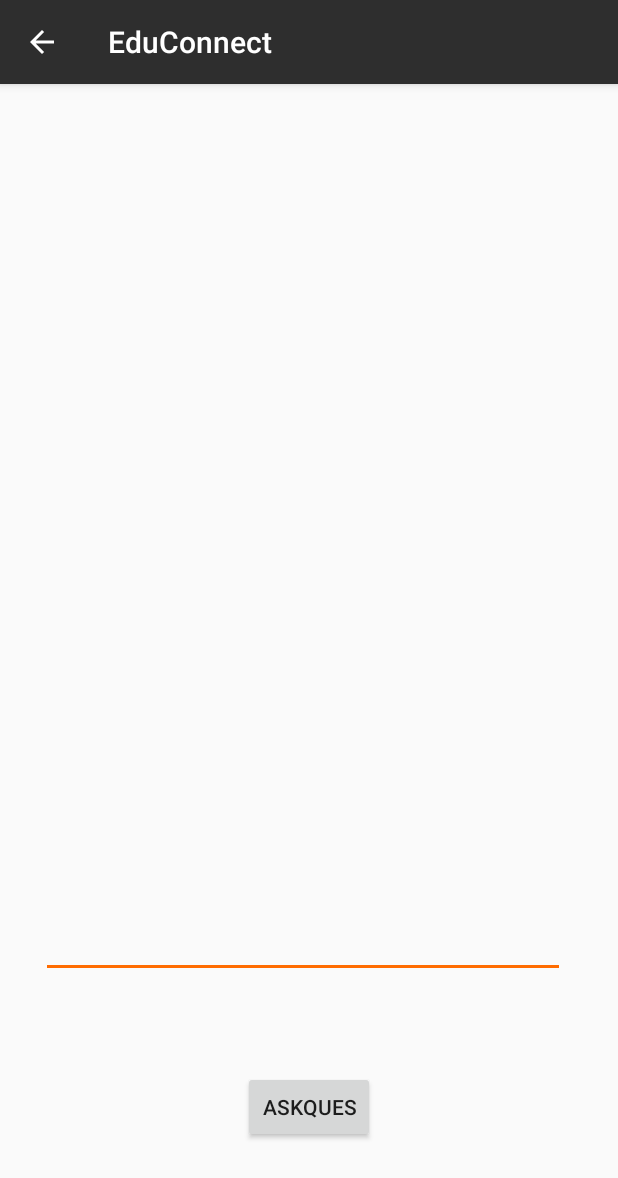
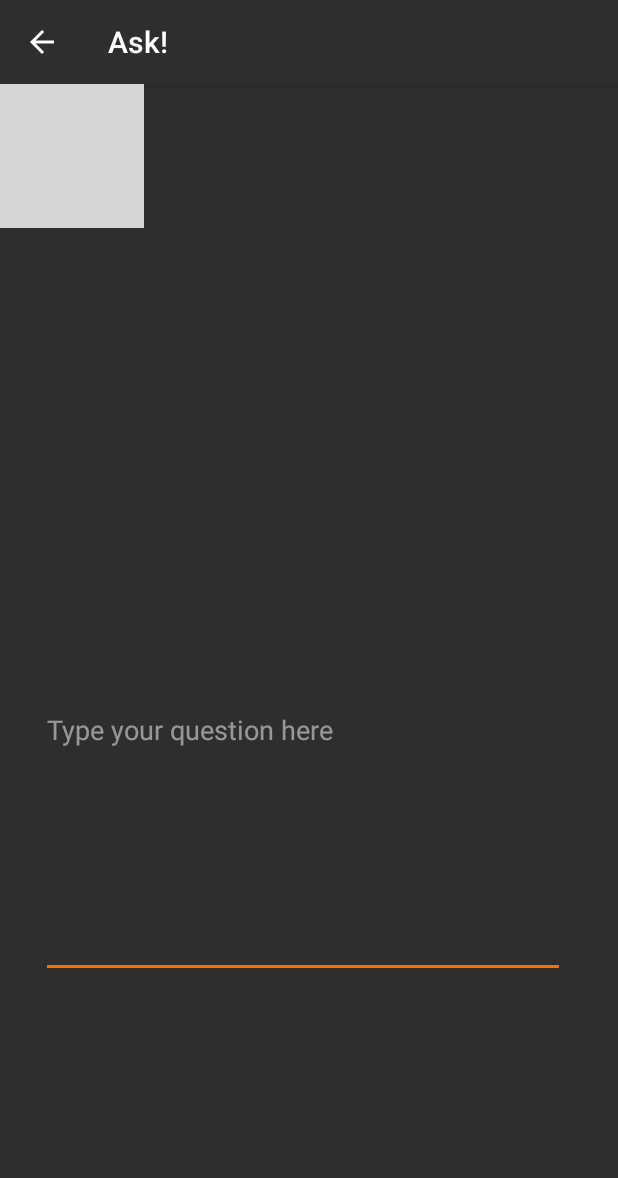
Before and after one commit to shadxx7/College_Rhino, an Android app: the AddQues screen opened directly, with no data from a screen before it, on a phone screen of 412 x 824 dp. Shown: the top 1178 px of the screen. Run offline under Robolectric (Android 15) with nearby library versions, the phone set to English and light mode, and no system bars; our stand-ins replace Firebase (no records; nobody signed in at launch, a user with empty details on screens opened directly); grey boxes are pictures that could not be loaded.

Commit message:
UI Changes

```diff
--- a/MyApplication/app/src/main/java/com/example/android/educonnect/AddQues.java
+++ b/MyApplication/app/src/main/java/com/example/android/educonnect/AddQues.java
@@ -6,6 +6,7 @@ import android.os.Bundle;
 import android.view.View;
 import android.widget.Button;
 import android.widget.EditText;
+import android.widget.ImageView;
 
 import com.google.firebase.database.DatabaseReference;
 import com.google.firebase.database.FirebaseDatabase;
@@ -13,7 +14,7 @@ import com.google.firebase.database.FirebaseDatabase;
 public class AddQues extends AppCompatActivity {
 
     private EditText mQuesAsk;
-    private Button mBtnAsk;
+    private ImageView mBtnAsk;
     FirebaseDatabase database;
     DatabaseReference myRef;
 
@@ -23,7 +24,7 @@ public class AddQues extends AppCompatActivity {
         setContentView(R.layout.activity_add_ques);
 
         mQuesAsk=(EditText)findViewById(R.id.Ques_ask);
-        mBtnAsk=(Button)findViewById(R.id.ask_btn);
+        mBtnAsk=(ImageView) findViewById(R.id.ask_btn);
 
          database= FirebaseDatabase.getInstance();
          myRef = database.getReference("Course1").child("Question");
@@ -39,6 +40,5 @@ public class AddQues extends AppCompatActivity {
              }
          });
 
-
     }
 }
--- a/MyApplication/app/src/main/java/com/example/android/educonnect/LoginActivity.java
+++ b/MyApplication/app/src/main/java/com/example/android/educonnect/LoginActivity.java
@@ -23,8 +23,6 @@ public class LoginActivity extends AppCompatActivity {
     private EditText mPassword;
     private Button mLog;
 
-    private Toolbar mToolbar;
-
     @Override
     protected void onCreate(Bundle savedInstanceState) {
         super.onCreate(savedInstanceState);
@@ -33,9 +31,6 @@ public class LoginActivity extends AppCompatActivity {
         mDisplayName=(EditText)findViewById(R.id.log_email);
         mPassword=(EditText)findViewById(R.id.log_password);
         mLog=(Button)findViewById(R.id.log_btn);
-
-
-        getSupportActionBar().setTitle("Login");
 
         mLog.setOnClickListener(new View.OnClickListener() {
             @Override
--- a/MyApplication/app/src/main/java/com/example/android/educonnect/QuesAns.java
+++ b/MyApplication/app/src/main/java/com/example/android/educonnect/QuesAns.java
@@ -5,6 +5,7 @@ import android.support.v7.app.AppCompatActivity;
 import android.view.View;
 import android.widget.Button;
 import android.widget.EditText;
+import android.widget.ImageView;
 import android.widget.TextView;
 
 import com.google.firebase.database.DataSnapshot;
@@ -18,7 +19,7 @@ public class QuesAns extends AppCompatActivity {
     private FirebaseDatabase database;
     private DatabaseReference myRef;
     private EditText mComment;
-    private Button  mSendBtn;
+    private ImageView mSendBtn;
 
     @Override
     protected void onCreate(Bundle savedInstanceState) {
@@ -30,7 +31,7 @@ public class QuesAns extends AppCompatActivity {
 
         mQuestion=(TextView)findViewById(R.id.ques);
         mComment=(EditText) findViewById(R.id.comment);
-        mSendBtn=(Button) findViewById(R.id.send_btn);
+        mSendBtn=(ImageView) findViewById(R.id.send_btn);
 
         myRef.addValueEventListener(new ValueEventListener() {
             @Override
--- a/MyApplication/app/src/main/res/layout/activity_add_ques.xml
+++ b/MyApplication/app/src/main/res/layout/activity_add_ques.xml
@@ -4,6 +4,7 @@
     xmlns:tools="http://schemas.android.com/tools"
     android:layout_width="match_parent"
     android:layout_height="match_parent"
+    android:background="@color/primary_color"
     tools:context="com.example.android.educonnect.AddQues">
 
     <EditText
@@ -14,23 +15,20 @@
         android:layout_marginLeft="8dp"
         android:layout_marginRight="8dp"
         android:ems="10"
+        android:hint="Type your question here"
         android:inputType="textPersonName"
+        android:theme="@style/Base.ThemeOverlay.AppCompat.Dark"
         app:layout_constraintBottom_toBottomOf="parent"
         app:layout_constraintHorizontal_bias="0.421"
         app:layout_constraintLeft_toLeftOf="parent"
         app:layout_constraintRight_toRightOf="parent" />
 
-    <Button
+    <ImageView
         android:id="@+id/ask_btn"
         android:layout_width="wrap_content"
         android:layout_height="wrap_content"
-        android:layout_marginBottom="8dp"
-        android:layout_marginLeft="8dp"
-        android:layout_marginRight="8dp"
-        android:layout_marginTop="8dp"
-        android:text="AskQues"
-        app:layout_constraintBottom_toBottomOf="parent"
-        app:layout_constraintLeft_toLeftOf="parent"
-        app:layout_constraintRight_toRightOf="parent"
-        app:layout_constraintTop_toBottomOf="@+id/Ques_ask" />
+        app:srcCompat="@mipmap/send_icon"
+        tools:layout_editor_absoluteX="302dp"
+        tools:layout_editor_absoluteY="373dp" />
+
 </android.support.constraint.ConstraintLayout>
--- a/MyApplication/app/src/main/res/layout/activity_auth.xml
+++ b/MyApplication/app/src/main/res/layout/activity_auth.xml
@@ -15,7 +15,7 @@
         style="@style/Widget.AppCompat.Button.Colored"
         android:layout_width="173dp"
         android:layout_height="54dp"
-        android:layout_marginTop="42dp"
+        android:layout_marginTop="40dp"
         android:text="SIGN IN"
         app:layout_constraintHorizontal_bias="0.502"
         app:layout_constraintLeft_toLeftOf="parent"
@@ -29,11 +29,12 @@
         android:layout_height="54dp"
         android:layout_marginLeft="8dp"
         android:layout_marginRight="8dp"
-        android:layout_marginTop="166dp"
+        android:layout_marginTop="107dp"
         android:elevation="@android:dimen/app_icon_size"
         android:text="Sign Up"
         app:layout_constraintHorizontal_bias="0.502"
         app:layout_constraintLeft_toLeftOf="parent"
         app:layout_constraintRight_toRightOf="parent"
         app:layout_constraintTop_toTopOf="parent" />
+
 </android.support.constraint.ConstraintLayout>
```
Also changed, not shown: MyApplication/app/src/main/AndroidManifest.xml (+6 -3 lines), MyApplication/app/src/main/res/layout/activity_ques_ans.xml (+23 -27 lines), MyApplication/app/src/main/res/mipmap-hdpi/app_launcher.png (deleted), MyApplication/app/src/main/res/mipmap-hdpi/ic_launcher_round.png (deleted), MyApplication/app/src/main/res/mipmap-mdpi/app_launcher.png (deleted), MyApplication/app/src/main/res/mipmap-mdpi/ic_launcher_round.png (deleted), MyApplication/app/src/main/res/mipmap-xhdpi/app_launcher.png (deleted), MyApplication/app/src/main/res/mipmap-xhdpi/ic_launcher_round.png (deleted), MyApplication/app/src/main/res/mipmap-xxhdpi/app_launcher.png (deleted), MyApplication/app/src/main/res/mipmap-xxhdpi/ic_launcher_round.png (deleted), MyApplication/app/src/main/res/mipmap-xxxhdpi/app_launcher.png (deleted), MyApplication/app/src/main/res/mipmap-xxxhdpi/ic_launcher_round.png (deleted).
